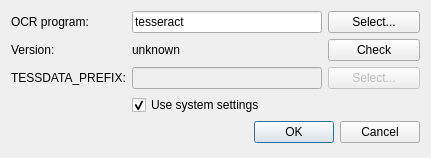
This is ui/settings.ui in zdenop/tesseract-ocr-qt4gui as Qt 5 draws it before an edit. The edited form follows.
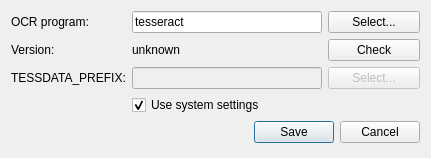
This is the edited form.

Patch:
```diff
--- a/ui/settings.ui
+++ b/ui/settings.ui
@@ -90,7 +90,7 @@
    <item row="7" column="2" colspan="2">
     <widget class="QDialogButtonBox" name="buttonBox">
      <property name="standardButtons">
-      <set>QDialogButtonBox::Cancel|QDialogButtonBox::Ok</set>
+      <set>QDialogButtonBox::Cancel|QDialogButtonBox::Save</set>
      </property>
     </widget>
    </item>
```
